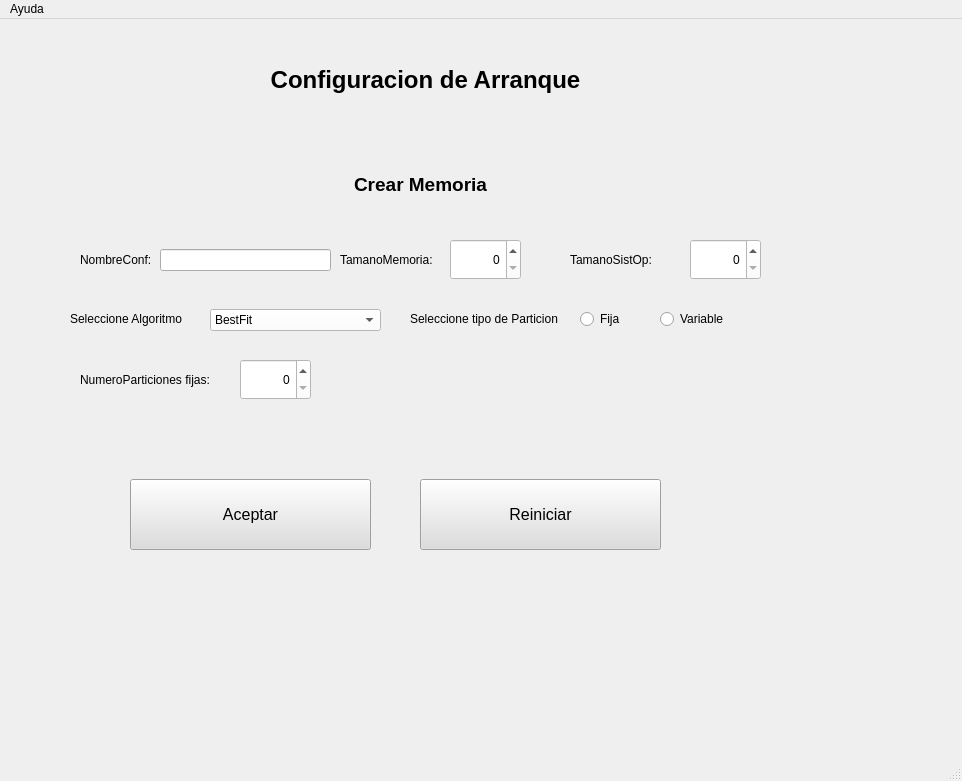
This is apps/ui/configuracion1.ui in AlejandroFNadal/SistOp2019 as Qt 5 draws it before an edit. The edited form follows.
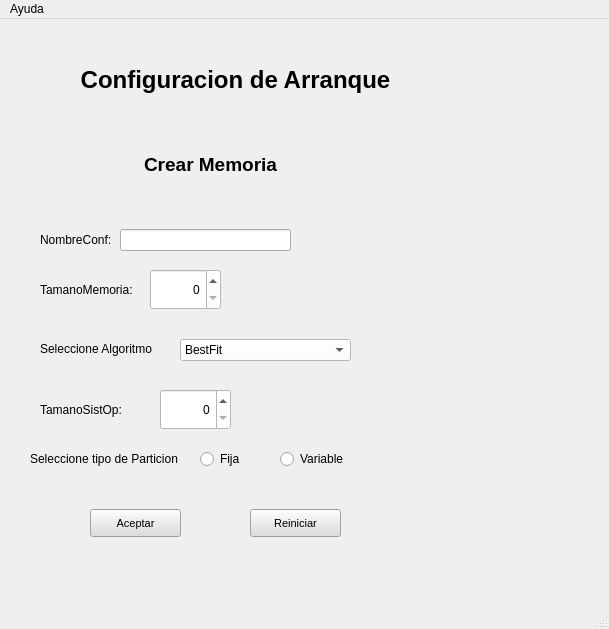
This is the edited form.

```diff
--- a/apps/ui/configuracion1.ui
+++ b/apps/ui/configuracion1.ui
@@ -6,8 +6,8 @@
    <rect>
     <x>0</x>
     <y>0</y>
-    <width>962</width>
-    <height>781</height>
+    <width>609</width>
+    <height>629</height>
    </rect>
   </property>
   <property name="windowTitle">
@@ -17,9 +17,9 @@
    <widget class="QLabel" name="label">
     <property name="geometry">
      <rect>
-      <x>60</x>
+      <x>10</x>
       <y>30</y>
-      <width>731</width>
+      <width>451</width>
       <height>61</height>
      </rect>
     </property>
@@ -40,8 +40,8 @@
    <widget class="QLabel" name="label_2">
     <property name="geometry">
      <rect>
-      <x>410</x>
-      <y>290</y>
+      <x>30</x>
+      <y>430</y>
       <width>161</width>
       <height>20</height>
      </rect>
@@ -53,8 +53,8 @@
    <widget class="QRadioButton" name="radioButtonFija">
     <property name="geometry">
      <rect>
-      <x>580</x>
-      <y>290</y>
+      <x>200</x>
+      <y>430</y>
       <width>51</width>
       <height>20</height>
      </rect>
@@ -66,40 +66,8 @@
    <widget class="QSpinBox" name="spinBoxTamSo">
     <property name="geometry">
      <rect>
-      <x>690</x>
-      <y>220</y>
-      <width>71</width>
-      <height>41</height>
-     </rect>
-    </property>
-    <property name="styleSheet">
-     <string notr="true">background-color: rgb(255, 255, 255);</string>
-    </property>
-    <property name="alignment">
-     <set>Qt::AlignRight|Qt::AlignTrailing|Qt::AlignVCenter</set>
-    </property>
-    <property name="maximum">
-     <number>5</number>
-    </property>
-   </widget>
-   <widget class="QLabel" name="tamMem_9">
-    <property name="geometry">
-     <rect>
-      <x>80</x>
-      <y>340</y>
-      <width>151</width>
-      <height>41</height>
-     </rect>
-    </property>
-    <property name="text">
-     <string>NumeroParticiones fijas:</string>
-    </property>
-   </widget>
-   <widget class="QSpinBox" name="spinBoxNumPart">
-    <property name="geometry">
-     <rect>
-      <x>240</x>
-      <y>340</y>
+      <x>160</x>
+      <y>370</y>
       <width>71</width>
       <height>41</height>
      </rect>
@@ -117,8 +85,8 @@
    <widget class="QLabel" name="label_6">
     <property name="geometry">
      <rect>
-      <x>260</x>
-      <y>140</y>
+      <x>50</x>
+      <y>120</y>
       <width>321</width>
       <height>51</height>
      </rect>
@@ -140,8 +108,8 @@
    <widget class="QLabel" name="tamMem">
     <property name="geometry">
      <rect>
-      <x>340</x>
-      <y>220</y>
+      <x>40</x>
+      <y>250</y>
       <width>111</width>
       <height>41</height>
      </rect>
@@ -153,8 +121,8 @@
    <widget class="QSpinBox" name="spinBoxTamMemo">
     <property name="geometry">
      <rect>
-      <x>450</x>
-      <y>220</y>
+      <x>150</x>
+      <y>250</y>
       <width>71</width>
       <height>41</height>
      </rect>
@@ -169,8 +137,8 @@
    <widget class="QLabel" name="tamMem_2">
     <property name="geometry">
      <rect>
-      <x>80</x>
-      <y>220</y>
+      <x>40</x>
+      <y>200</y>
       <width>81</width>
       <height>41</height>
      </rect>
@@ -182,8 +150,8 @@
    <widget class="QLabel" name="tamSo">
     <property name="geometry">
      <rect>
-      <x>570</x>
-      <y>220</y>
+      <x>40</x>
+      <y>370</y>
       <width>111</width>
       <height>41</height>
      </rect>
@@ -195,8 +163,8 @@
    <widget class="QLabel" name="label_3">
     <property name="geometry">
      <rect>
-      <x>70</x>
-      <y>290</y>
+      <x>40</x>
+      <y>320</y>
       <width>131</width>
       <height>20</height>
      </rect>
@@ -208,8 +176,8 @@
    <widget class="QComboBox" name="selectAlg">
     <property name="geometry">
      <rect>
-      <x>210</x>
-      <y>290</y>
+      <x>180</x>
+      <y>320</y>
       <width>171</width>
       <height>22</height>
      </rect>
@@ -239,8 +207,8 @@
    <widget class="QRadioButton" name="radioButtonVariable">
     <property name="geometry">
      <rect>
-      <x>660</x>
-      <y>290</y>
+      <x>280</x>
+      <y>430</y>
       <width>81</width>
       <height>20</height>
      </rect>
@@ -252,8 +220,8 @@
    <widget class="QLineEdit" name="lineEdit">
     <property name="geometry">
      <rect>
-      <x>160</x>
-      <y>230</y>
+      <x>120</x>
+      <y>210</y>
       <width>171</width>
       <height>22</height>
      </rect>
@@ -262,15 +230,15 @@
    <widget class="QPushButton" name="pushButtonAceptarConf">
     <property name="geometry">
      <rect>
-      <x>130</x>
-      <y>460</y>
-      <width>241</width>
-      <height>71</height>
+      <x>90</x>
+      <y>490</y>
+      <width>91</width>
+      <height>28</height>
      </rect>
     </property>
     <property name="font">
      <font>
-      <pointsize>12</pointsize>
+      <pointsize>8</pointsize>
       <weight>50</weight>
       <bold>false</bold>
      </font>
@@ -285,15 +253,15 @@
    <widget class="QPushButton" name="pushButtonAceptarConf_2">
     <property name="geometry">
      <rect>
-      <x>420</x>
-      <y>460</y>
-      <width>241</width>
-      <height>71</height>
+      <x>250</x>
+      <y>490</y>
+      <width>91</width>
+      <height>28</height>
      </rect>
     </property>
     <property name="font">
      <font>
-      <pointsize>12</pointsize>
+      <pointsize>8</pointsize>
       <weight>50</weight>
       <bold>false</bold>
      </font>
@@ -311,7 +279,7 @@
     <rect>
      <x>0</x>
      <y>0</y>
-     <width>962</width>
+     <width>609</width>
      <height>26</height>
     </rect>
    </property>
```
